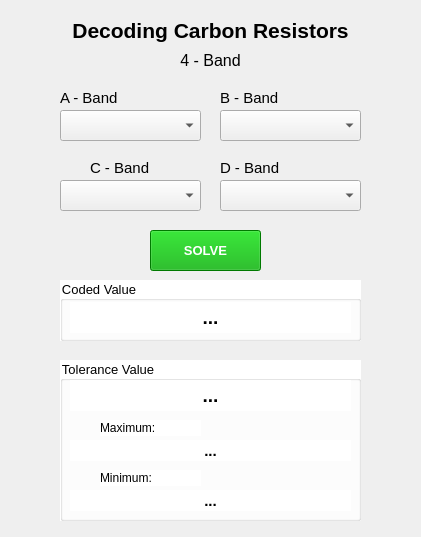
TheBoringDude/misc, file resistors/design.ui: the form before one commit.
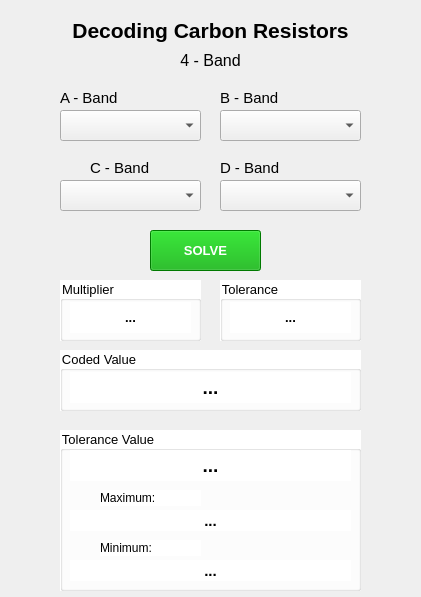
The form after the commit. Icons and pictures are not drawn.

```diff
--- a/resistors/design.ui
+++ b/resistors/design.ui
@@ -7,7 +7,7 @@
     <x>0</x>
     <y>0</y>
     <width>421</width>
-    <height>537</height>
+    <height>597</height>
    </rect>
   </property>
   <property name="windowTitle">
@@ -415,7 +415,7 @@
     <property name="geometry">
      <rect>
       <x>60</x>
-      <y>280</y>
+      <y>350</y>
       <width>301</width>
       <height>61</height>
      </rect>
@@ -461,7 +461,7 @@
     <property name="geometry">
      <rect>
       <x>60</x>
-      <y>360</y>
+      <y>430</y>
       <width>301</width>
       <height>161</height>
      </rect>
@@ -617,6 +617,98 @@
      <string>SOLVE</string>
     </property>
    </widget>
+   <widget class="QGroupBox" name="groupBox_3">
+    <property name="geometry">
+     <rect>
+      <x>60</x>
+      <y>280</y>
+      <width>141</width>
+      <height>61</height>
+     </rect>
+    </property>
+    <property name="font">
+     <font>
+      <family>Segoe UI</family>
+      <pointsize>10</pointsize>
+     </font>
+    </property>
+    <property name="styleSheet">
+     <string notr="true">background-color: rgb(255, 255, 255);</string>
+    </property>
+    <property name="title">
+     <string>Multiplier</string>
+    </property>
+    <widget class="QLabel" name="lblMultiplier">
+     <property name="geometry">
+      <rect>
+       <x>10</x>
+       <y>22</y>
+       <width>121</width>
+       <height>31</height>
+      </rect>
+     </property>
+     <property name="font">
+      <font>
+       <family>Segoe UI</family>
+       <pointsize>10</pointsize>
+       <weight>75</weight>
+       <bold>true</bold>
+      </font>
+     </property>
+     <property name="text">
+      <string>...</string>
+     </property>
+     <property name="alignment">
+      <set>Qt::AlignCenter</set>
+     </property>
+    </widget>
+   </widget>
+   <widget class="QGroupBox" name="groupBox_4">
+    <property name="geometry">
+     <rect>
+      <x>220</x>
+      <y>280</y>
+      <width>141</width>
+      <height>61</height>
+     </rect>
+    </property>
+    <property name="font">
+     <font>
+      <family>Segoe UI</family>
+      <pointsize>10</pointsize>
+     </font>
+    </property>
+    <property name="styleSheet">
+     <string notr="true">background-color: rgb(255, 255, 255);</string>
+    </property>
+    <property name="title">
+     <string>Tolerance</string>
+    </property>
+    <widget class="QLabel" name="lblTolerance">
+     <property name="geometry">
+      <rect>
+       <x>10</x>
+       <y>22</y>
+       <width>121</width>
+       <height>31</height>
+      </rect>
+     </property>
+     <property name="font">
+      <font>
+       <family>Segoe UI</family>
+       <pointsize>10</pointsize>
+       <weight>75</weight>
+       <bold>true</bold>
+      </font>
+     </property>
+     <property name="text">
+      <string>...</string>
+     </property>
+     <property name="alignment">
+      <set>Qt::AlignCenter</set>
+     </property>
+    </widget>
+   </widget>
   </widget>
  </widget>
  <resources/>
```
Left out of the diff: 8 changed lines with no effect on the pictures.
